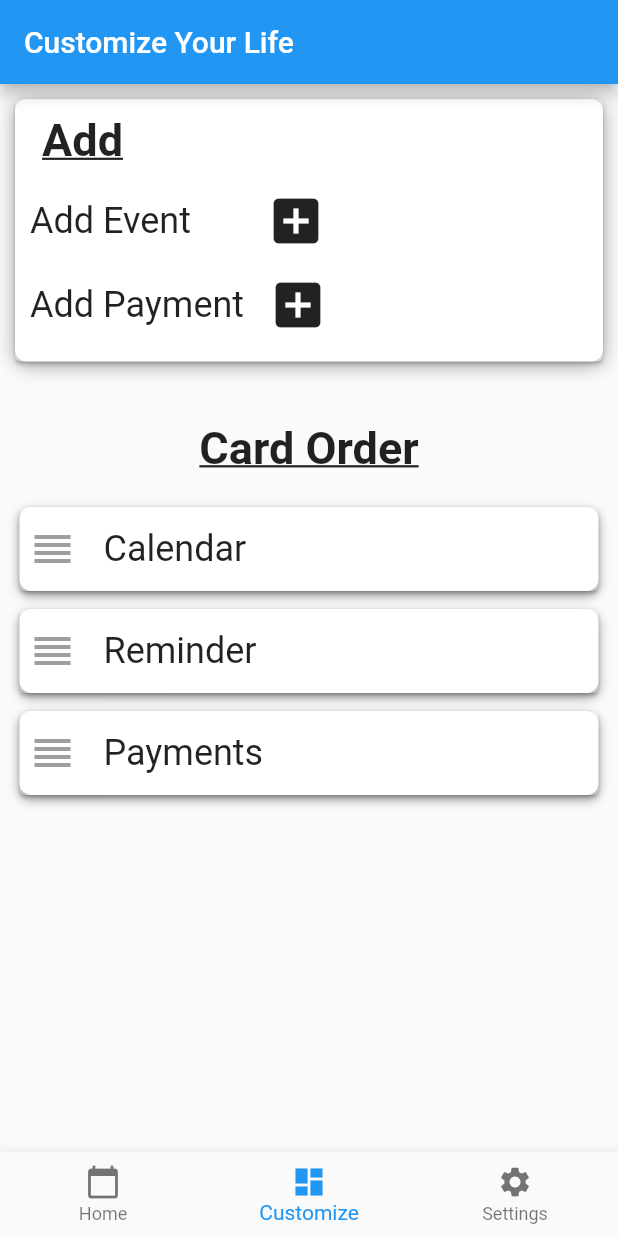
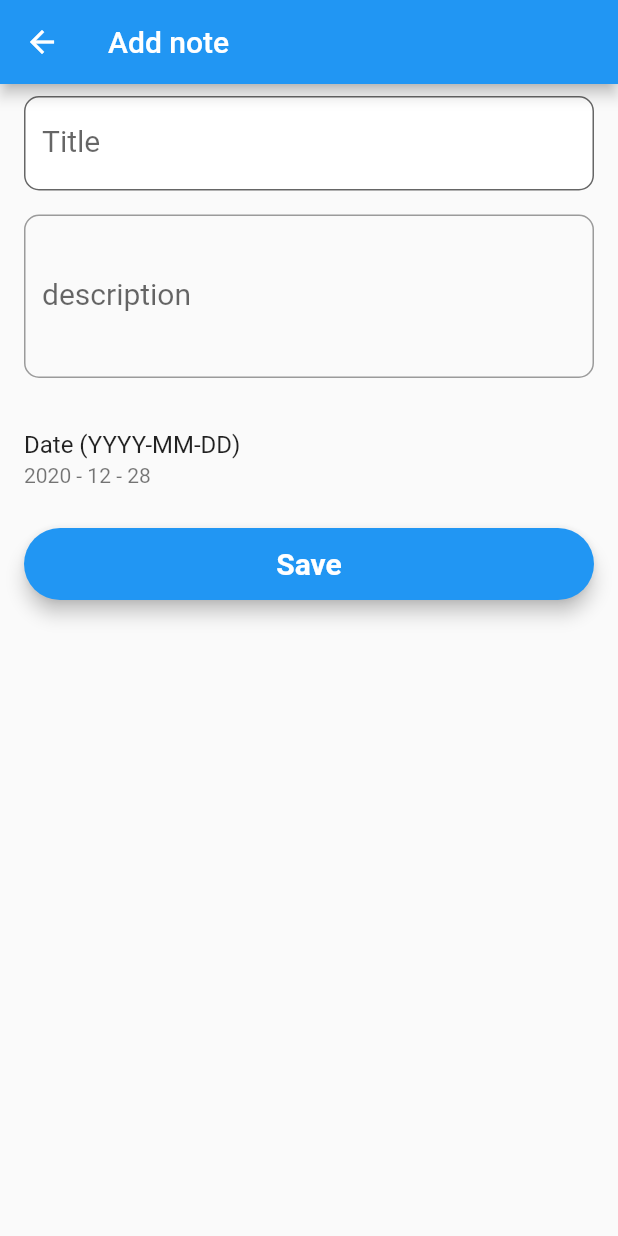
Before and after one commit to ColinBrown18/PersonalProjects, a Flutter app: the screen it shows after launch, item 2 of the bottom bar chosen, after a tap on the "add box" icon, on a phone screen of 412 x 824 dp. Run offline on Flutter 3.47's test engine with Material 2 defaults, Android fonts, the light colour scheme and no system bars; our stand-ins replace datetime_picker_formfield, expandable, table_calendar; missing offline and left inert: firebase_helpers; accounts and stored records are empty; Roboto replaces fonts that are missing (Montserrat).

Commit message:
Creating Events Works; Events Populate!

```diff
--- a/organize_me/lib/Functionality/AddEvent.dart
+++ b/organize_me/lib/Functionality/AddEvent.dart
@@ -3,21 +3,21 @@ import 'package:flutter/rendering.dart';
 import 'Event.dart';
 import 'package:organize_me/FirestoreService.dart';
 
-class AddEvent extends StatefulWidget {
+class AddEventPage extends StatefulWidget {
   final EventModel note;
 
-  const AddEvent({Key key, this.note}) : super(key: key);
+  const AddEventPage({Key key, this.note}) : super(key: key);
 
   @override
-  _AddEventState createState() => _AddEventState();
+  _AddEventPageState createState() => _AddEventPageState();
 }
 
-class _AddEventState extends State<AddEvent> {
+class _AddEventPageState extends State<AddEventPage> {
   TextStyle style = TextStyle(fontFamily: 'Montserrat', fontSize: 20.0);
   TextEditingController _title;
   TextEditingController _description;
   DateTime _eventDate;
-  final _formkey = GlobalKey<FormState>();
+  final _formKey = GlobalKey<FormState>();
   final _key = GlobalKey<ScaffoldState>();
   bool processing;
 
@@ -36,21 +36,22 @@ class _AddEventState extends State<AddEvent> {
   Widget build(BuildContext context) {
     return Scaffold(
       appBar: AppBar(
-        title: Text(widget.note != null ? "Edit Note" : "Add Note"),
+        title: Text(widget.note != null ? "Edit Note" : "Add note"),
       ),
       key: _key,
       body: Form(
+        key: _formKey,
         child: Container(
           alignment: Alignment.center,
           child: ListView(
-            children: [
+            children: <Widget>[
               Padding(
                 padding:
-                    const EdgeInsets.symmetric(horizontal: 16, vertical: 8),
+                    const EdgeInsets.symmetric(horizontal: 16.0, vertical: 8.0),
                 child: TextFormField(
                   controller: _title,
                   validator: (value) =>
-                      (value.isEmpty) ? "Enter a title" : null,
+                      (value.isEmpty) ? "Please Enter title" : null,
                   style: style,
                   decoration: InputDecoration(
                       labelText: "Title",
@@ -94,32 +95,32 @@ class _AddEventState extends State<AddEvent> {
                   }
                 },
               ),
-              SizedBox(height: 10),
+              SizedBox(height: 10.0),
               processing
                   ? Center(child: CircularProgressIndicator())
                   : Padding(
-                      padding: const EdgeInsets.all(16),
+                      padding: const EdgeInsets.symmetric(horizontal: 16.0),
                       child: Material(
-                        elevation: 5,
-                        borderRadius: BorderRadius.circular(30),
+                        elevation: 5.0,
+                        borderRadius: BorderRadius.circular(30.0),
                         color: Theme.of(context).primaryColor,
                         child: MaterialButton(
                           onPressed: () async {
-                            if (_formkey.currentState.validate()) {
+                            if (_formKey.currentState.validate()) {
                               setState(() {
                                 processing = true;
                               });
                               if (widget.note != null) {
                                 await eventDBS.updateData(widget.note.id, {
                                   "title": _title.text,
-                                  "desciption": _description.text,
+                                  "description": _description.text,
                                   "event_date": widget.note.eventDate
                                 });
                               } else {
                                 await eventDBS.createItem(EventModel(
                                     title: _title.text,
                                     description: _description.text,
-                                    eventDate: _eventDate));
+                                    eventDate: DateTime.now()));
                               }
                               Navigator.pop(context);
                               setState(() {
@@ -127,13 +128,15 @@ class _AddEventState extends State<AddEvent> {
                               });
                             }
                           },
-                          child: Text("Save",
-                              style: style.copyWith(
-                                  color: Colors.white,
-                                  fontWeight: FontWeight.bold)),
+                          child: Text(
+                            "Save",
+                            style: style.copyWith(
+                                color: Colors.white,
+                                fontWeight: FontWeight.bold),
+                          ),
                         ),
                       ),
-                    )
+                    ),
             ],
           ),
         ),
--- a/organize_me/lib/Pages/CustomizePage.dart
+++ b/organize_me/lib/Pages/CustomizePage.dart
@@ -1,7 +1,4 @@
 import 'package:flutter/material.dart';
-import 'package:flutter/services.dart';
-// import 'package:googleapis/calenar/v3.dart';
-// import 'package:googleapis_auth/auth_io.dart';
 import '../Layouts.dart';
 import 'package:datetime_picker_formfield/datetime_picker_formfield.dart';
 import 'package:intl/intl.dart';
@@ -52,9 +49,11 @@ class _CustomizePageState extends State<CustomizePage> {
                             icon: new Icon(Icons.add_box),
                             iconSize: 40,
                             onPressed: () {
-                            AddEvent();
-                          },
-                        ),
+                              Navigator.push(
+                                  context,
+                                  MaterialPageRoute(
+                                      builder: (context) => AddEventPage()));
+                            }),
                       ),
                     ],
                   ),
@@ -70,9 +69,11 @@ class _CustomizePageState extends State<CustomizePage> {
                             icon: new Icon(Icons.add_box),
                             iconSize: 40,
                             onPressed: () {
-                            AddEvent();
-                          },
-                        ),
+                              Navigator.push(
+                                  context,
+                                  MaterialPageRoute(
+                                      builder: (context) => AddEventPage()));
+                            }),
                       )
                     ],
                   ),
--- a/organize_me/lib/main.dart
+++ b/organize_me/lib/main.dart
@@ -1,10 +1,4 @@
 import 'package:flutter/material.dart';
-import 'package:organize_me/Functionality/AddEvent.dart';
-// import 'package:googleapis/calenar/v3.dart';
-// import 'package:googleapis_auth/auth_io.dart';
-import 'Layouts.dart';
-import 'package:table_calendar/table_calendar.dart';
-import 'package:expandable/expandable.dart';
 import 'Pages/HomePage.dart';
 import 'Pages/CustomizePage.dart';
 import 'Pages/SettingsPage.dart';
@@ -24,9 +18,6 @@ class MyApp extends StatelessWidget {
         visualDensity: VisualDensity.adaptivePlatformDensity,
       ),
       home: MyHomePage(title: 'Organize Me'),
-      routes: {
-        "add_event": (_) => AddEvent(),
-      },
     );
   }
 }
```
Lines whose indentation alone changed are shown as unchanged.
